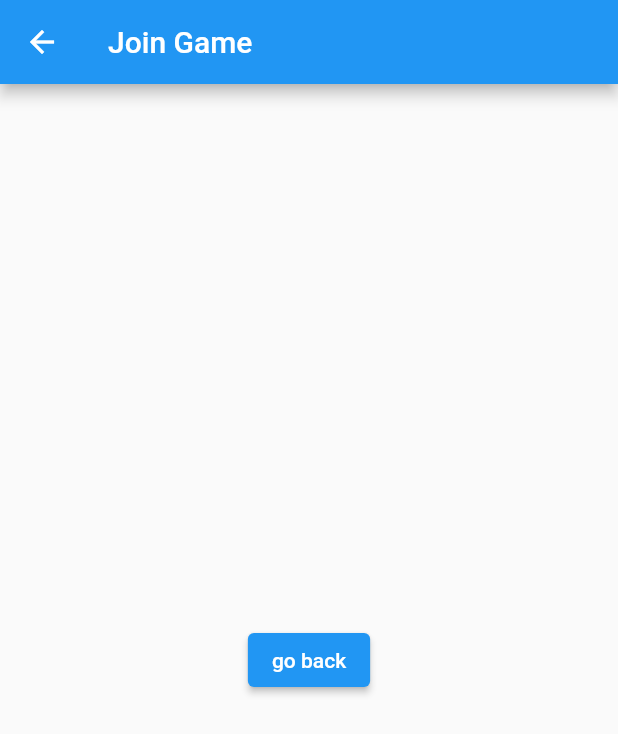
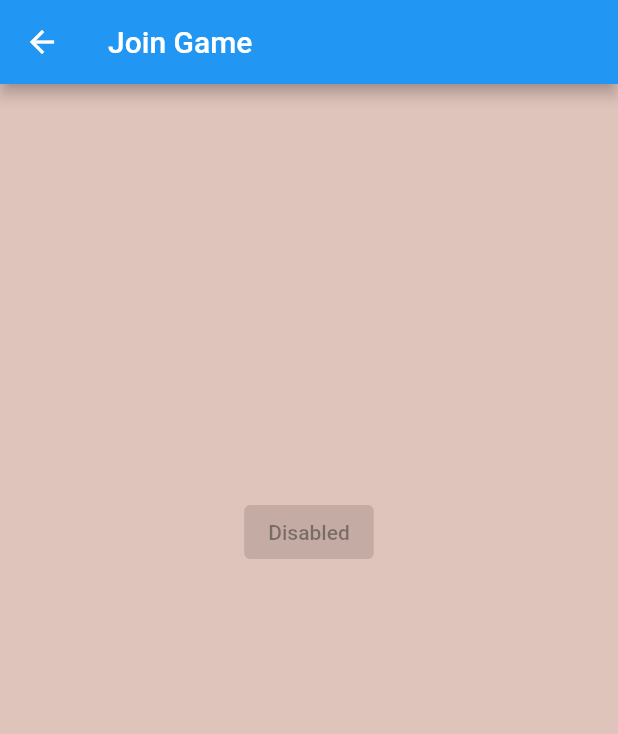
Before and after one commit to cjcompton/Portland-Yard, a Flutter app: the JoinGamePage screen opened directly, on a phone screen of 412 x 824 dp. Shown: the top 734 px of the screen. Run offline on Flutter 3.47's test engine with Material 2 defaults, Android fonts, the phone set to English and light mode, and no system bars.

Commit message:
was able to get a basic background, app header, and flexible padding to the join game page

```diff
--- a/lib/main.dart
+++ b/lib/main.dart
@@ -188,14 +188,36 @@ class JoinGamePage extends StatelessWidget {
       appBar: AppBar(
         title: const Text("Join Game"),
       ),
+      body: Container(
+        color: Color.fromRGBO(196, 142, 125, 100).withOpacity(0.5),
+        alignment: Alignment.center,
+        //padding: EdgeInsets.all((MediaQuery.of(context).size.width) / 4),
+        padding: EdgeInsets.fromLTRB(
+            0, (MediaQuery.of(context).size.height) / 3, 0, 0),
+        child: Column(
+          children: const <Widget>[
+            ElevatedButton(
+              onPressed: null,
+              child: const Text('Disabled'),
+            ),
+          ],
+        ),
+      ),
+    );
+    /*
+    return Scaffold(
+      appBar: AppBar(
+        title: const Text("Join Game"),
+      ),
       body: Center(
         child: ElevatedButton(
           onPressed: () {
             Navigator.pop(context);
           },
-          child: const Text("go back"),
+          child: const Text("Join Game"),
         ),
       ),
     );
+    */
   }
 }
```
Also changed, not shown: pubspec.lock, 2 other files.
